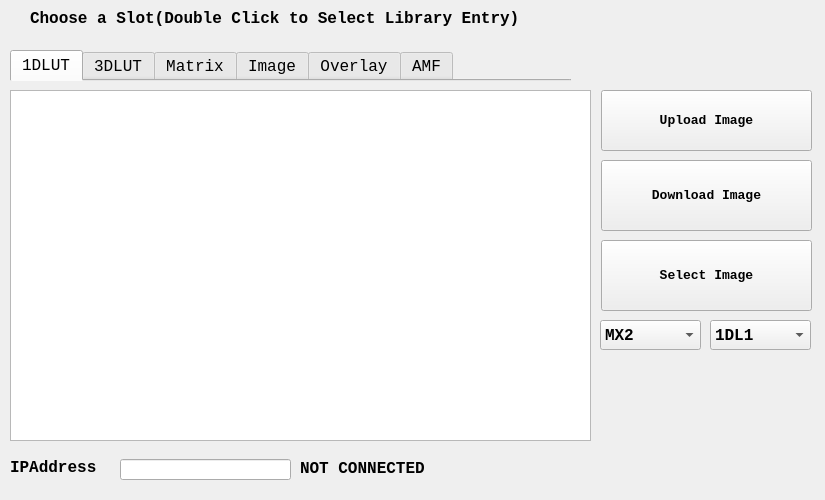
This is cpp-qt/Librarian/dialog.ui in aja-video/colorbox-demos as Qt 5 draws it before an edit. The edited form follows.
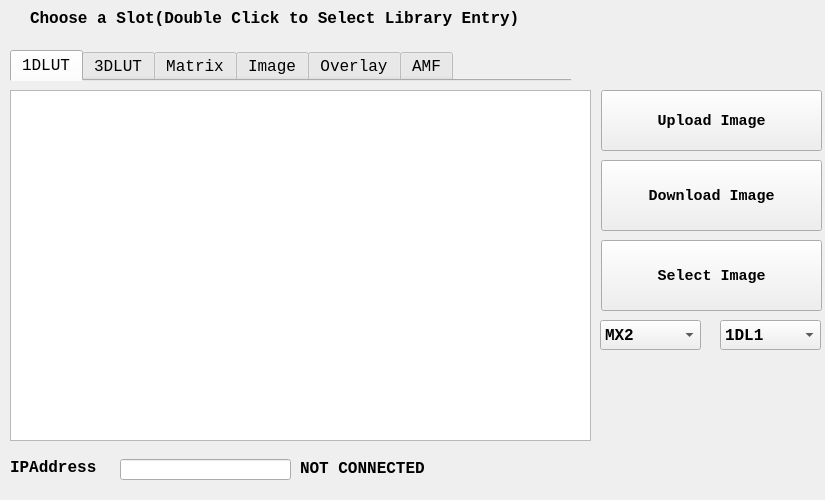
This is the edited form.

Patch:
```diff
--- a/cpp-qt/Librarian/dialog.ui
+++ b/cpp-qt/Librarian/dialog.ui
@@ -36,14 +36,14 @@
     <rect>
      <x>601</x>
      <y>90</y>
-     <width>211</width>
+     <width>221</width>
      <height>61</height>
     </rect>
    </property>
    <property name="font">
     <font>
      <family>Lucida Console</family>
-     <pointsize>10</pointsize>
+     <pointsize>11</pointsize>
      <bold>true</bold>
     </font>
    </property>
@@ -62,14 +62,14 @@
     <rect>
      <x>601</x>
      <y>160</y>
-     <width>211</width>
+     <width>221</width>
      <height>71</height>
     </rect>
    </property>
    <property name="font">
     <font>
      <family>Lucida Console</family>
-     <pointsize>10</pointsize>
+     <pointsize>11</pointsize>
      <bold>true</bold>
     </font>
    </property>
@@ -182,14 +182,14 @@
     <rect>
      <x>601</x>
      <y>240</y>
-     <width>211</width>
+     <width>221</width>
      <height>71</height>
     </rect>
    </property>
    <property name="font">
     <font>
      <family>Lucida Console</family>
-     <pointsize>10</pointsize>
+     <pointsize>11</pointsize>
      <bold>true</bold>
     </font>
    </property>
@@ -299,7 +299,7 @@
   <widget class="QComboBox" name="lut1dChoiceComboBox">
    <property name="geometry">
     <rect>
-     <x>710</x>
+     <x>720</x>
      <y>320</y>
      <width>101</width>
      <height>30</height>
```
